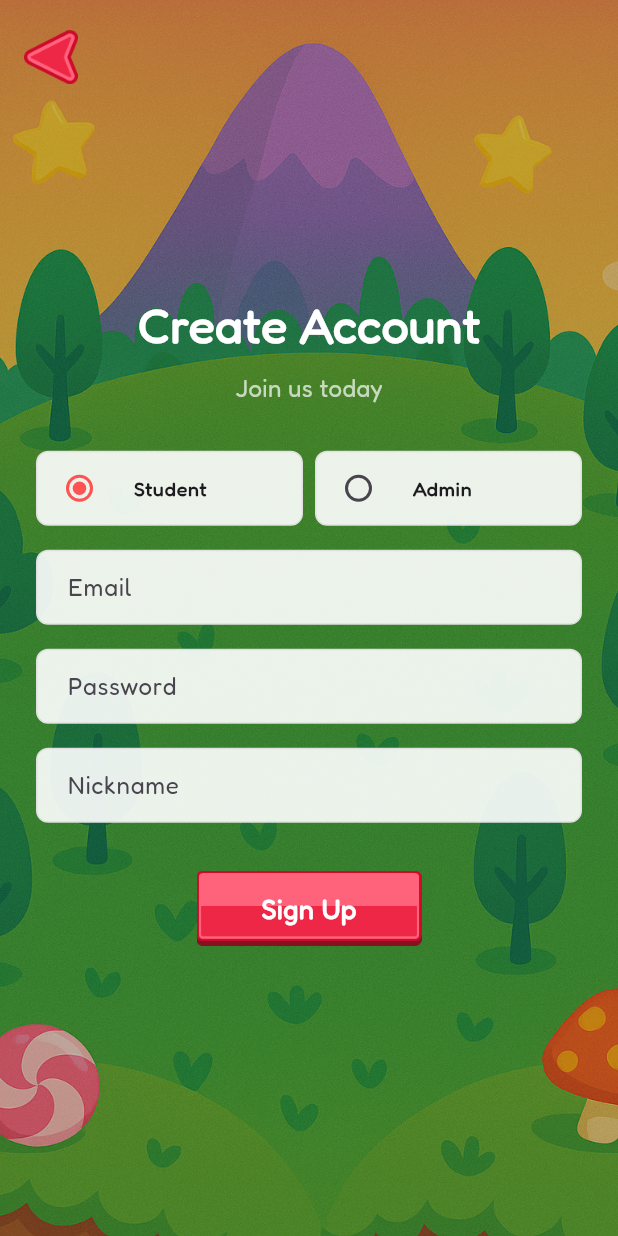
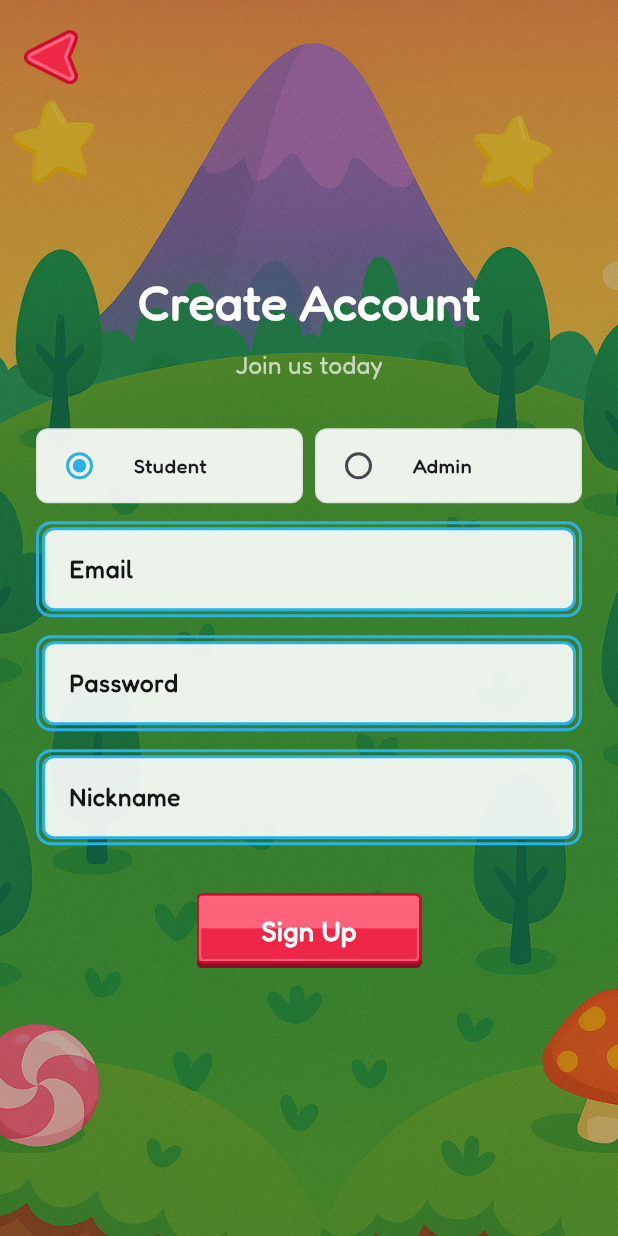
Before and after one commit to tfHasi/BhashaBuddy-Frontend, a Flutter app: the SignupScreen screen opened directly, on a phone screen of 412 x 824 dp. Run offline on Flutter 3.47's test engine with Material 3 defaults, Android fonts, the phone set to English and light mode, and no system bars; our stand-ins replace firebase_auth, firebase_core, flutter_dotenv; accounts and stored records are empty.

Commit message:
UPDATE: UI enhancement

```diff
--- a/frontend/lib/screens/signup_screen.dart
+++ b/frontend/lib/screens/signup_screen.dart
@@ -83,26 +83,42 @@ class _SignupScreenState extends State<SignupScreen> {
   required String? Function(String?) validator,
   bool obscureText = false,
   TextInputType keyboardType = TextInputType.text,
-  }) =>
-      Container(
+}) {
+  const borderColor = Color.fromARGB(255, 42, 177, 234);
+
+  return Container(
+    padding: EdgeInsets.all(2), // Outer border thickness
     decoration: BoxDecoration(
+      border: Border.all(color: borderColor, width: 2),
+      borderRadius: BorderRadius.circular(10),
+    ),
+    child: Container(
+      decoration: BoxDecoration(
+        border: Border.all(color: borderColor, width: 2),
+        borderRadius: BorderRadius.circular(8),
         color: Colors.white.withOpacity(0.9),
-          borderRadius: BorderRadius.circular(8),
-          border: Border.all(color: Colors.grey.shade300),
       ),
       child: TextFormField(
         controller: controller,
         obscureText: obscureText,
         keyboardType: keyboardType,
         validator: validator,
+        style: TextStyle(
+          fontWeight: FontWeight.bold,
+        ),
         decoration: InputDecoration(
           labelText: label,
-            border: OutlineInputBorder(borderSide: BorderSide.none),
-            contentPadding:
-                EdgeInsets.symmetric(horizontal: 16, vertical: 12),
+          labelStyle: TextStyle(
+            color: const Color.fromARGB(255, 20, 21, 21),
+            fontWeight: FontWeight.w600,
+          ),
+          border: InputBorder.none,
+          contentPadding: EdgeInsets.symmetric(horizontal: 16, vertical: 6),
+        ),
       ),
     ),
   );
+}
 
   Widget _styledRadioTile({
     required String title,
@@ -120,7 +136,7 @@ class _SignupScreenState extends State<SignupScreen> {
             value: value,
             groupValue: _isStudent,
             onChanged: (val) => setState(() => _isStudent = val!),
-            activeColor: Colors.redAccent,
+            activeColor: const Color.fromARGB(255, 42, 177, 234),
             dense: true,
             contentPadding: EdgeInsets.symmetric(horizontal: 8),
           ),
@@ -186,7 +202,7 @@ class _SignupScreenState extends State<SignupScreen> {
                             _styledRadioTile(title: 'Admin', value: false),
                           ],
                         ),
-                        SizedBox(height: 16),
+                        SizedBox(height: 12),
                         _styledTextField(
                           controller: _emailController,
                           label: 'Email',
@@ -194,7 +210,7 @@ class _SignupScreenState extends State<SignupScreen> {
                           validator: (v) =>
                               (v?.isEmpty ?? true) ? 'Enter email' : null,
                         ),
-                        SizedBox(height: 16),
+                        SizedBox(height: 12),
                         _styledTextField(
                           controller: _passwordController,
                           label: 'Password',
@@ -206,7 +222,7 @@ class _SignupScreenState extends State<SignupScreen> {
                           },
                         ),
                         if (_isStudent) ...[
-                          SizedBox(height: 16),
+                          SizedBox(height: 12),
                           _styledTextField(
                             controller: _nicknameController,
                             label: 'Nickname',
```
Lines whose indentation alone changed are shown as unchanged.
